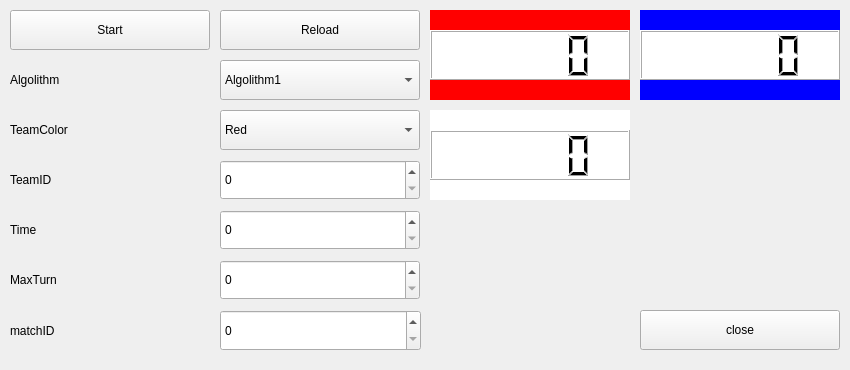
The window that src/mainwindow.ui (gra1024/Procon30_simulator) describes before a commit, drawn with Qt 5.
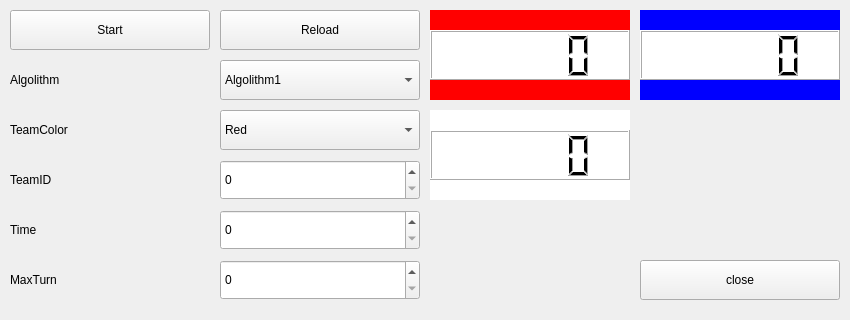
The same window after the commit.

What changed in the file:
```diff
--- a/src/mainwindow.ui
+++ b/src/mainwindow.ui
@@ -10,7 +10,7 @@
     <x>0</x>
     <y>0</y>
     <width>850</width>
-    <height>370</height>
+    <height>320</height>
    </rect>
   </property>
   <property name="font">
@@ -25,7 +25,7 @@
    <property name="geometry">
     <rect>
      <x>640</x>
-     <y>310</y>
+     <y>260</y>
      <width>200</width>
      <height>40</height>
     </rect>
@@ -348,29 +348,6 @@
     <number>999999999</number>
    </property>
   </widget>
-  <widget class="QLabel" name="label_matchID">
-   <property name="geometry">
-    <rect>
-     <x>10</x>
-     <y>310</y>
-     <width>201</width>
-     <height>41</height>
-    </rect>
-   </property>
-   <property name="text">
-    <string>matchID</string>
-   </property>
-  </widget>
-  <widget class="QSpinBox" name="spinBox_matchID">
-   <property name="geometry">
-    <rect>
-     <x>220</x>
-     <y>310</y>
-     <width>201</width>
-     <height>41</height>
-    </rect>
-   </property>
-  </widget>
  </widget>
  <layoutdefault spacing="6" margin="11"/>
  <resources/>
```
